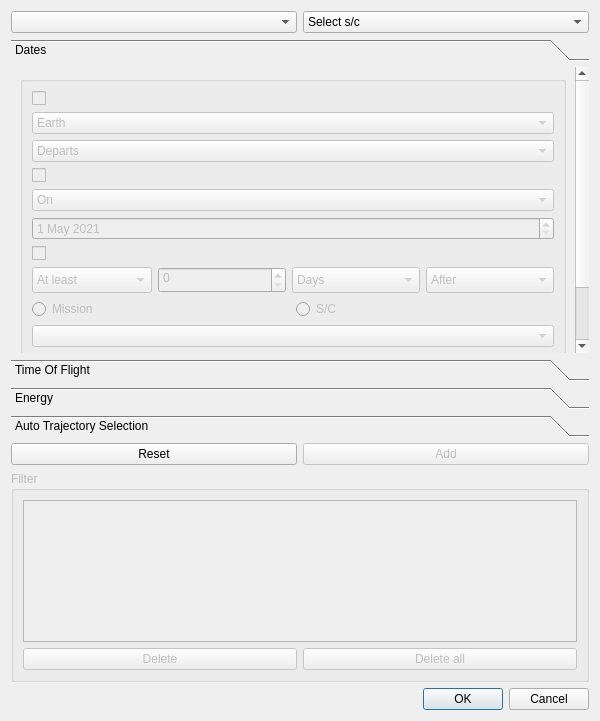
Above: src/sonet_pcp_filter_qt.ui from jorialand/sonet_tfm_horia before the change. Below: the same form after it.
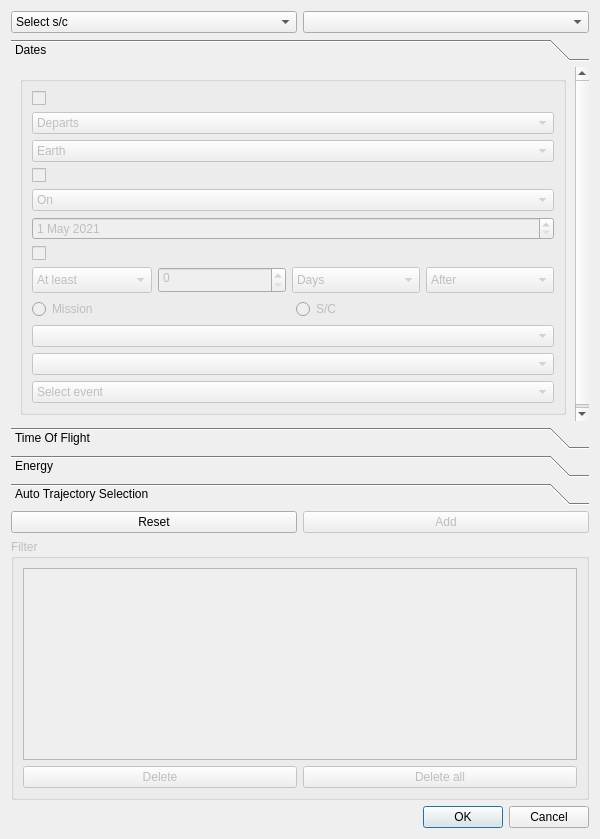
That is the form after the change. The open tabs and pages were chosen to show the change.

```diff
--- a/src/sonet_pcp_filter_qt.ui
+++ b/src/sonet_pcp_filter_qt.ui
@@ -10,7 +10,7 @@
     <x>0</x>
     <y>0</y>
     <width>600</width>
-    <height>721</height>
+    <height>839</height>
    </rect>
   </property>
   <property name="sizePolicy">
@@ -34,9 +34,6 @@
   <layout class="QVBoxLayout" name="verticalLayout_2">
    <item>
     <layout class="QHBoxLayout" name="horizontalLayout_3">
-     <item>
-      <widget class="QComboBox" name="select_trip"/>
-     </item>
      <item>
       <widget class="QComboBox" name="select_spacecraft">
        <property name="enabled">
@@ -49,6 +46,9 @@
        </item>
       </widget>
      </item>
+     <item>
+      <widget class="QComboBox" name="select_trip"/>
+     </item>
     </layout>
    </item>
    <item>
@@ -61,7 +61,7 @@
        <rect>
         <x>0</x>
         <y>0</y>
-        <width>576</width>
+        <width>561</width>
         <height>482</height>
        </rect>
       </property>
@@ -104,29 +104,6 @@
             </item>
             <item>
              <layout class="QVBoxLayout" name="verticalLayout_14">
-              <item>
-               <widget class="QComboBox" name="combo_planet">
-                <property name="enabled">
-                 <bool>false</bool>
-                </property>
-                <property name="sizePolicy">
-                 <sizepolicy hsizetype="MinimumExpanding" vsizetype="Fixed">
-                  <horstretch>0</horstretch>
-                  <verstretch>0</verstretch>
-                 </sizepolicy>
-                </property>
-                <item>
-                 <property name="text">
-                  <string>Earth</string>
-                 </property>
-                </item>
-                <item>
-                 <property name="text">
-                  <string>Mars</string>
-                 </property>
-                </item>
-               </widget>
-              </item>
               <item>
                <widget class="QComboBox" name="combo_dept_arriv">
                 <property name="enabled">
@@ -150,6 +127,29 @@
                 </item>
                </widget>
               </item>
+              <item>
+               <widget class="QComboBox" name="combo_planet">
+                <property name="enabled">
+                 <bool>false</bool>
+                </property>
+                <property name="sizePolicy">
+                 <sizepolicy hsizetype="MinimumExpanding" vsizetype="Fixed">
+                  <horstretch>0</horstretch>
+                  <verstretch>0</verstretch>
+                 </sizepolicy>
+                </property>
+                <item>
+                 <property name="text">
+                  <string>Earth</string>
+                 </property>
+                </item>
+                <item>
+                 <property name="text">
+                  <string>Mars</string>
+                 </property>
+                </item>
+               </widget>
+              </item>
              </layout>
             </item>
             <item>
```
Left out of the diff: 8 changed lines with no effect on the pictures.
